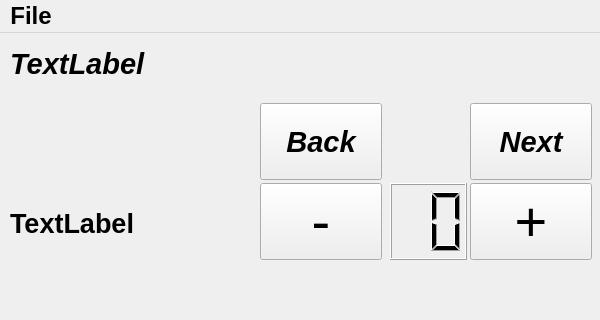
Old version of the form score.ui in the repository thomasez/WalkInThePark; both pictures show x 0 to 600 and y 0 to 320 of the 600 by 527 pixel window.
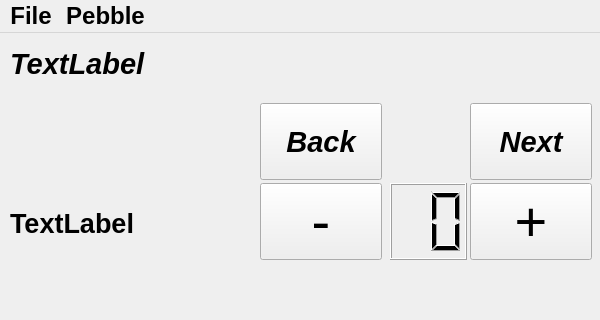
New version of the form.

Commit message: Added the option to connect to the Pebble after starting the application.

The edit to the form file:
```diff
--- a/score.ui
+++ b/score.ui
@@ -237,6 +237,15 @@
     <addaction name="actionClose"/>
    </widget>
    <addaction name="menuGolf"/>
+   <widget class="QMenu" name="menuPebble">
+    <property name="title">
+     <string>Pebble</string>
+    </property>
+    <addaction name="actionConnect"/>
+    <addaction name="actionPair"/>
+    <addaction name="actionDisconnect"/>
+   </widget>
+   <addaction name="menuPebble"/>
   </widget>
   <widget class="QStatusBar" name="statusbar"/>
   <action name="actionChoose_course">
```
Left out of the diff: 36 changed lines with no effect on the pictures. The commit also changes 3 other files.
